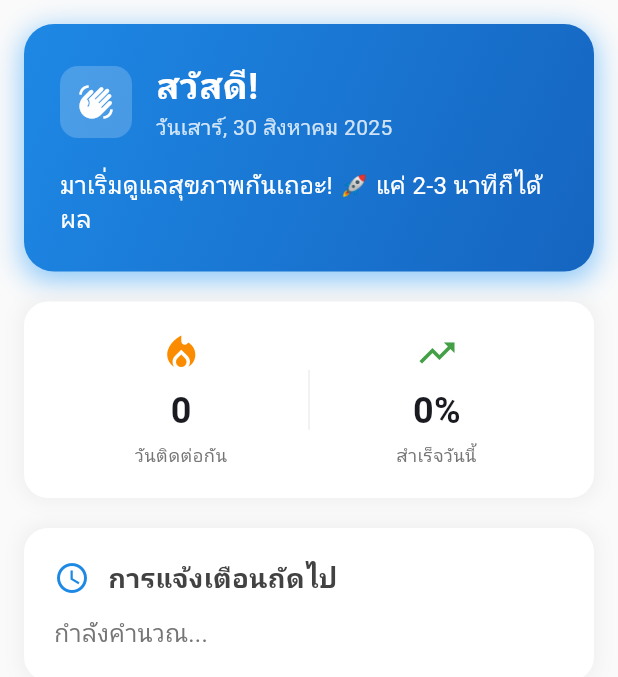
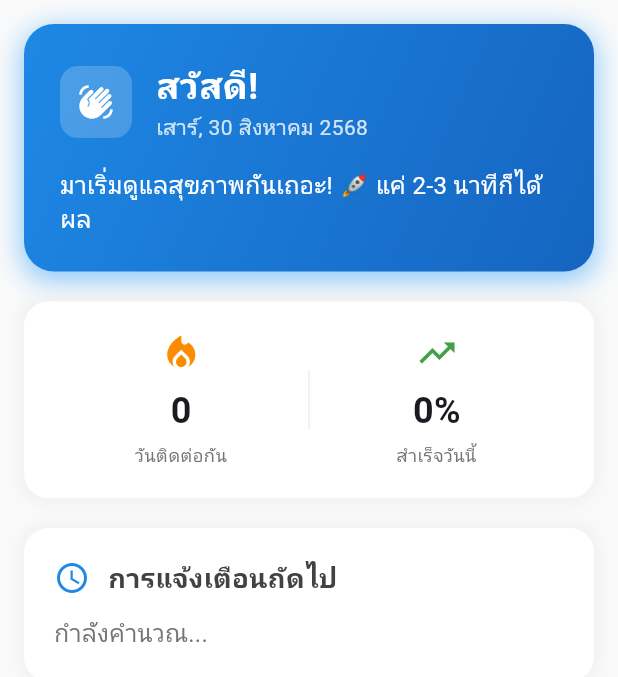
Before and after one commit to Lskram/ProjectTest01, a Flutter app: the screen it shows after launch, after a tap on "ศีรษะ", after a tap on "เริ่มใช้งาน", on a phone screen of 412 x 824 dp, the part 84-761 px from its top. Run offline on Flutter 3.47's test engine with Material 3 defaults, Android fonts, the phone set to English and light mode, and no system bars; our stand-ins replace flutter_local_notifications, get, google_fonts, hive, hive_flutter, percent_indicator and 2 more; missing offline and left inert: android_alarm_manager_plus; accounts and stored records are empty; Roboto replaces fonts that are missing (Prompt).

Commit message:
try fix page 03

```diff
--- a/lib/app.dart
+++ b/lib/app.dart
@@ -1,11 +1,13 @@
 import 'package:flutter/material.dart';
+import 'package:flutter_localizations/flutter_localizations.dart';
 import 'package:get/get.dart';
+import 'package:google_fonts/google_fonts.dart';
 import 'routes/app_pages.dart';
 import 'routes/app_routes.dart';
 import 'utils/colors.dart';
 
 class MyApp extends StatelessWidget {
-  const MyApp({super.key});
+  const MyApp({Key? key}) : super(key: key);
 
   @override
   Widget build(BuildContext context) {
@@ -13,12 +15,24 @@ class MyApp extends StatelessWidget {
       title: 'Office Syndrome Helper',
       theme: ThemeData(
         primarySwatch: Colors.blue,
+        fontFamily: GoogleFonts.prompt().fontFamily,
         colorScheme: ColorScheme.fromSeed(
           seedColor: AppColors.primary,
           brightness: Brightness.light,
         ),
         useMaterial3: true,
       ),
+      // เพิ่ม localization delegates
+      localizationsDelegates: const [
+        GlobalMaterialLocalizations.delegate,
+        GlobalWidgetsLocalizations.delegate,
+        GlobalCupertinoLocalizations.delegate,
+      ],
+      supportedLocales: const [
+        Locale('th', 'TH'),
+        Locale('en', 'US'),
+      ],
+      locale: const Locale('th', 'TH'),
       initialRoute: AppRoutes.splash,
       getPages: AppPages.routes,
       debugShowCheckedModeBanner: false,
--- a/lib/main.dart
+++ b/lib/main.dart
@@ -1,10 +1,14 @@
 import 'package:flutter/material.dart';
 import 'package:flutter/services.dart';
+import 'package:intl/date_symbol_data_local.dart';
 import 'utils/hive_boxes.dart';
 import 'app.dart';
 
 Future<void> main() async {
   WidgetsFlutterBinding.ensureInitialized();
+
+  // Initialize date formatting for Thai locale
+  await initializeDateFormatting('th_TH', null);
 
   // Initialize Hive
   await HiveBoxes.initHive();
--- a/lib/pages/home_page.dart
+++ b/lib/pages/home_page.dart
@@ -74,6 +74,36 @@ class HomePage extends StatelessWidget {
       final statsController = StatisticsController.instance;
       final motivationMessage = statsController.getMotivationMessage();
 
+      // ใช้การจัดรูปแบบวันที่แบบง่าย
+      final now = DateTime.now();
+      final dayNames = [
+        'อาทิตย์',
+        'จันทร์',
+        'อังคาร',
+        'พุธ',
+        'พฤหัสบดี',
+        'ศุกร์',
+        'เสาร์'
+      ];
+      final monthNames = [
+        '',
+        'มกราคม',
+        'กุมภาพันธ์',
+        'มีนาคม',
+        'เมษายน',
+        'พฤษภาคม',
+        'มิถุนายน',
+        'กรกฎาคม',
+        'สิงหาคม',
+        'กันยายน',
+        'ตุลาคม',
+        'พฤศจิกายน',
+        'ธันวาคม'
+      ];
+
+      final dateString =
+          '${dayNames[now.weekday % 7]}, ${now.day} ${monthNames[now.month]} ${now.year + 543}';
+
       return Container(
         width: double.infinity,
         padding: const EdgeInsets.all(24),
@@ -115,17 +145,16 @@ class HomePage extends StatelessWidget {
                   child: Column(
                     crossAxisAlignment: CrossAxisAlignment.start,
                     children: [
-                      Text(
+                      const Text(
                         'สวัสดี!',
-                        style: const TextStyle(
+                        style: TextStyle(
                           fontSize: 24,
                           fontWeight: FontWeight.bold,
                           color: Colors.white,
                         ),
                       ),
                       Text(
-                        DateFormat('EEEE, dd MMMM yyyy', 'th_TH')
-                            .format(DateTime.now()),
+                        dateString,
                         style: TextStyle(
                           fontSize: 14,
                           color: Colors.white.withOpacity(0.8),
--- a/pubspec.yaml
+++ b/pubspec.yaml
@@ -30,6 +30,8 @@ dependencies:
   # Utilities
   uuid: ^4.4.0
   intl: ^0.20.2
+  flutter_localizations: # เพิ่มบรรทัดนี้
+    sdk: flutter
 
   # Icons & Fonts
   cupertino_icons: ^1.0.2
```
Also changed, not shown: pubspec.lock.
